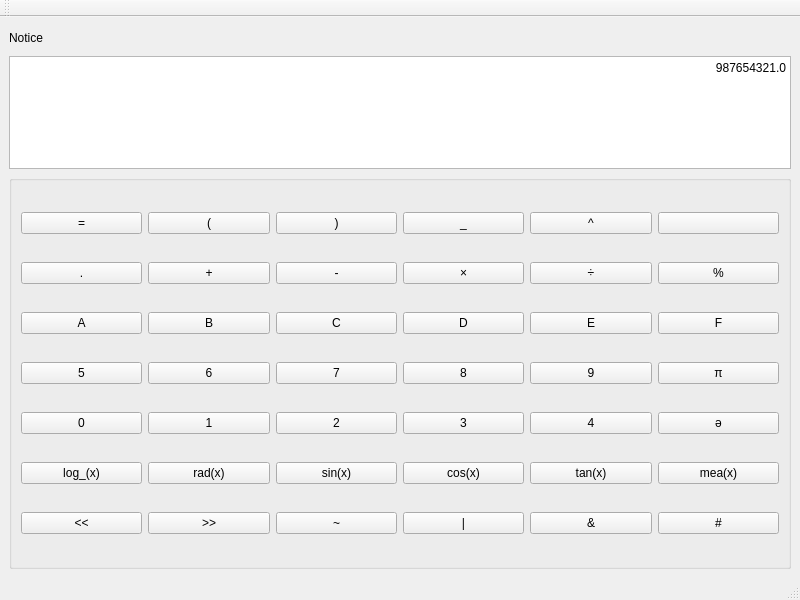
This is _en/Computer/Operating_System/Qt_C++_Programming/Calculator/Calculator.ui in bss9395/bss9395.github.io as Qt 5 draws it before an edit. The edited form follows.
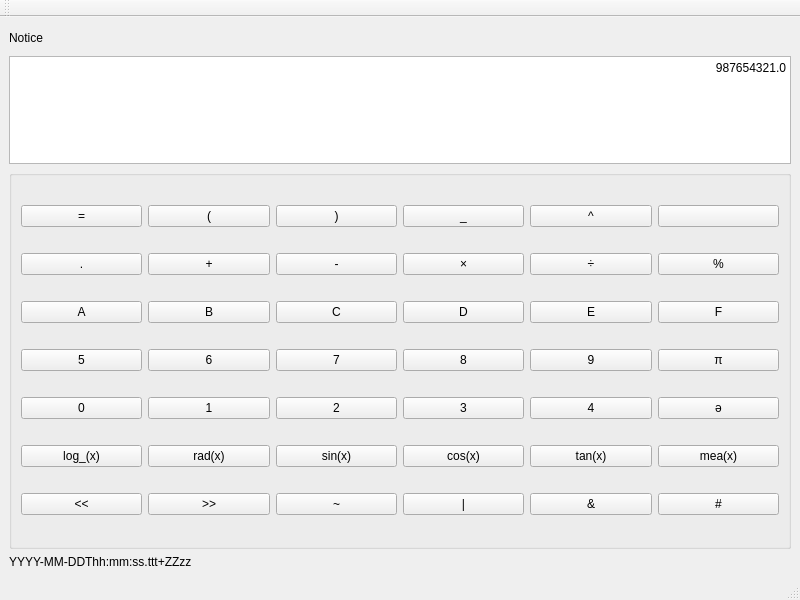
This is the edited form. Icons and pictures are not drawn.

```diff
--- a/_en/Computer/Operating_System/Qt_C++_Programming/Calculator/Calculator.ui
+++ b/_en/Computer/Operating_System/Qt_C++_Programming/Calculator/Calculator.ui
@@ -382,6 +382,65 @@
       </layout>
      </widget>
     </item>
+    <item row="3" column="0">
+     <widget class="QGroupBox" name="GB_Status_Bar">
+      <property name="styleSheet">
+       <string notr="true">QGroupBox {
+	border: none;
+}</string>
+      </property>
+      <property name="title">
+       <string/>
+      </property>
+      <layout class="QHBoxLayout" name="horizontalLayout">
+       <property name="spacing">
+        <number>0</number>
+       </property>
+       <property name="leftMargin">
+        <number>0</number>
+       </property>
+       <property name="topMargin">
+        <number>0</number>
+       </property>
+       <property name="rightMargin">
+        <number>0</number>
+       </property>
+       <property name="bottomMargin">
+        <number>0</number>
+       </property>
+       <item>
+        <widget class="QLabel" name="L_Data_Time">
+         <property name="text">
+          <string>YYYY-MM-DDThh:mm:ss.ttt+ZZzz</string>
+         </property>
+        </widget>
+       </item>
+      </layout>
+     </widget>
+    </item>
+    <item row="1" column="0">
+     <widget class="QTextEdit" name="TE_Bulletin">
+      <property name="sizePolicy">
+       <sizepolicy hsizetype="Preferred" vsizetype="Preferred">
+        <horstretch>0</horstretch>
+        <verstretch>2</verstretch>
+       </sizepolicy>
+      </property>
+      <property name="minimumSize">
+       <size>
+        <width>0</width>
+        <height>72</height>
+       </size>
+      </property>
+      <property name="html">
+       <string>&lt;!DOCTYPE HTML PUBLIC &quot;-//W3C//DTD HTML 4.0//EN&quot; &quot;http://www.w3.org/TR/REC-html40/strict.dtd&quot;&gt;
+&lt;html&gt;&lt;head&gt;&lt;meta name=&quot;qrichtext&quot; content=&quot;1&quot; /&gt;&lt;style type=&quot;text/css&quot;&gt;
+p, li { white-space: pre-wrap; }
+&lt;/style&gt;&lt;/head&gt;&lt;body style=&quot; font-family:'SimSun'; font-size:9pt; font-weight:400; font-style:normal;&quot;&gt;
+&lt;p align=&quot;right&quot; style=&quot; margin-top:0px; margin-bottom:0px; margin-left:0px; margin-right:0px; -qt-block-indent:0; text-indent:0px;&quot;&gt;987654321.0&lt;/p&gt;&lt;/body&gt;&lt;/html&gt;</string>
+      </property>
+     </widget>
+    </item>
    </layout>
   </widget>
   <widget class="QMenuBar" name="menubar">
```
Left out of the diff: 23 changed lines with no effect on the pictures.
